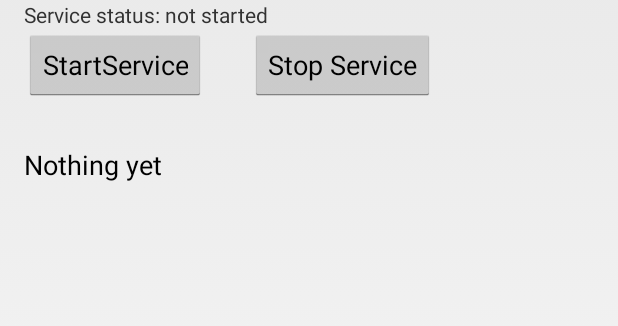
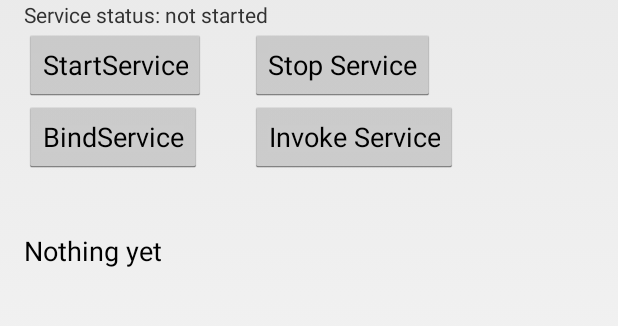
Before and after one commit to derMani/AndroidSocketExample, an Android app: the screen it shows after launch (AnedoServiceActivity), in the options menu, after a tap on "Settings", on a phone screen of 412 x 824 dp, the part 133-459 px from its top. Run offline under Robolectric (Android 15) with nearby library versions, the phone set to English and light mode, and no system bars; 1 statement that could not run was skipped.

Commit message:
RemoteService with bind example included to project!

```diff
--- a/app/src/main/AndroidManifest.xml
+++ b/app/src/main/AndroidManifest.xml
@@ -26,6 +26,8 @@
             android:name="de.hsos.sawida.asc.AnedoServiceComponent"
             android:enabled="true">
         </service>
+
+
     </application>
 
 </manifest>
--- a/app/src/main/java/de/hsos/sawida/asc/AnedoServiceActivity.java
+++ b/app/src/main/java/de/hsos/sawida/asc/AnedoServiceActivity.java
@@ -1,14 +1,16 @@
 package de.hsos.sawida.asc;
+import android.content.ComponentName;
 import android.content.Context;
 import android.content.IntentFilter;
+import android.content.ServiceConnection;
+import android.os.IBinder;
+import android.os.RemoteException;
 import android.support.v4.content.LocalBroadcastManager;
 import android.app.Activity;
 import android.content.BroadcastReceiver;
 import android.content.Intent;
 import android.os.Bundle;
 import android.os.Handler;
-import android.os.Message;
-import android.os.Messenger;
 import android.util.Log;
 import android.view.Menu;
 import android.view.MenuItem;
@@ -35,6 +37,9 @@ public class AnedoServiceActivity extends Activity {
     private TextView text;
     private boolean started;
     private Handler updateUIMessageHandler;
+    private RemoteServiceConnection conn = null;
+
+    private IRemoteService remoteService;
 
 
     @Override
@@ -44,6 +49,23 @@ public class AnedoServiceActivity extends Activity {
 
         Button start = (Button)findViewById(R.id.button_startService);
         Button stop = (Button)findViewById(R.id.buttonbuttton_stop_service);
+
+        Button bind = (Button)findViewById(R.id.buttonBindService);
+
+        Button invoke = (Button)findViewById(R.id.buttonInvokeService);
+
+        invoke.setOnClickListener(new View.OnClickListener() {
+            public void onClick(View v){
+                invokeService();
+            }
+        });
+
+
+        bind.setOnClickListener(new View.OnClickListener() {
+            public void onClick(View v){
+                bindService();
+            }
+        });
 
         start.setOnClickListener(new View.OnClickListener() {
             public void onClick(View v){
@@ -158,4 +180,63 @@ public class AnedoServiceActivity extends Activity {
         }
     }
 
+
+    private void bindService() {
+        if(conn == null) {
+            conn = new RemoteServiceConnection();
+            Intent i = new Intent();
+            String nameOfClass = "AnedoServiceComponent";
+            try {
+                Class<?> clazz = Class.forName("de.hsos.sawida.asc."+ nameOfClass);
+                i.setClass(this,clazz);
+                bindService(i, conn, Context.BIND_AUTO_CREATE);
+            } catch (ClassNotFoundException e) {
+                e.printStackTrace();
+            }
+;
+            Log.d( getClass().getSimpleName(), "bindService()" );
+        } else {
+            Toast.makeText(this, "Cannot bind - service already bound", Toast.LENGTH_SHORT).show();
+        }
+    }
+
+    private void releaseService() {
+        if(conn != null) {
+            unbindService(conn);
+            conn = null;
+            Log.d( getClass().getSimpleName(), "releaseService()" );
+        } else {
+            Toast.makeText(this, "Cannot unbind - service not bound", Toast.LENGTH_SHORT).show();
+        }
+    }
+    private void invokeService() {
+        if(conn == null) {
+            Toast.makeText(this, "Cannot invoke - service not bound", Toast.LENGTH_SHORT).show();
+        } else {
+            try {
+                String city = remoteService.getOsnabrueck();
+
+                Toast.makeText(this, city, Toast.LENGTH_SHORT).show();
+                Log.d( getClass().getSimpleName(), "invokeService()" );
+            } catch (RemoteException re) {
+                Log.e( getClass().getSimpleName(), "RemoteException" );
+            }
+        }
+    }
+
+
+    class RemoteServiceConnection implements ServiceConnection {
+        public void onServiceConnected(ComponentName className,
+                                       IBinder boundService ) {
+            remoteService = IRemoteService.Stub.asInterface((IBinder)boundService);
+            Log.d( getClass().getSimpleName(), "onServiceConnected()" );
+        }
+
+        public void onServiceDisconnected(ComponentName className) {
+            remoteService = null;
+            updateServiceStatus();
+            Log.d(getClass().getSimpleName(), "onServiceDisconnected" );
+        }
+    };
+
 }
--- a/app/src/main/res/layout/activity_anedo_service_component.xml
+++ b/app/src/main/res/layout/activity_anedo_service_component.xml
@@ -50,9 +50,24 @@
         android:text="Nothing yet"
         android:id="@+id/textView_log"
         android:layout_toEndOf="@+id/button_startService"
-        android:layout_marginTop="30dp"
+        android:layout_below="@+id/buttonBindService"
+        android:layout_alignParentStart="true"
+        android:layout_marginTop="39dp"/>
+
+    <Button
+        android:layout_width="wrap_content"
+        android:layout_height="wrap_content"
+        android:text="Invoke Service"
+        android:id="@+id/buttonInvokeService"
+        android:layout_below="@+id/buttonbuttton_stop_service"
+        android:layout_alignStart="@+id/buttonbuttton_stop_service"/>
+
+    <Button
+        android:layout_width="wrap_content"
+        android:layout_height="wrap_content"
+        android:text="BindService"
+        android:id="@+id/buttonBindService"
         android:layout_below="@+id/button_startService"
-        android:layout_alignParentStart="true"
-        android:layout_alignParentEnd="true"/>
+        android:layout_alignParentStart="true"/>
 
 </RelativeLayout>
```
Also changed, not shown: app/src/main/java/de/hsos/sawida/asc/AnedoServiceComponent.java (+15 -2 lines), app/src/main/aidl/de/hsos/sawida/asc/IRemoteService.aidl (added), app/src/main/aidl/examples/rlfbeh/de/mysocketexample/IRemoteService.aidl (deleted).
